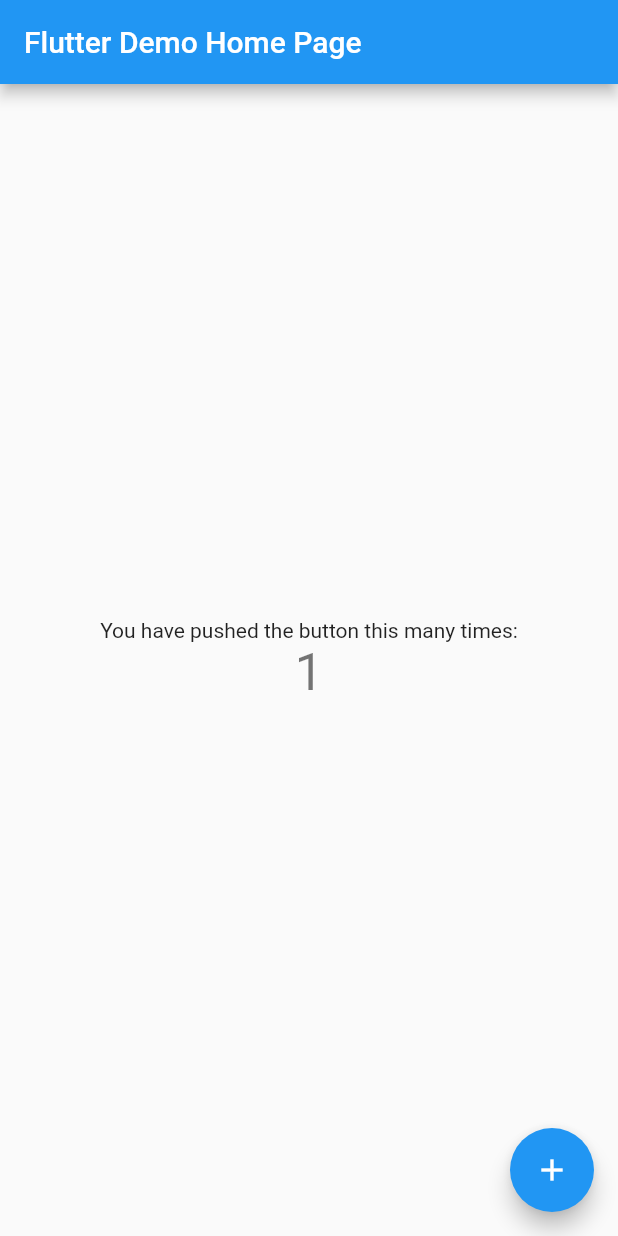
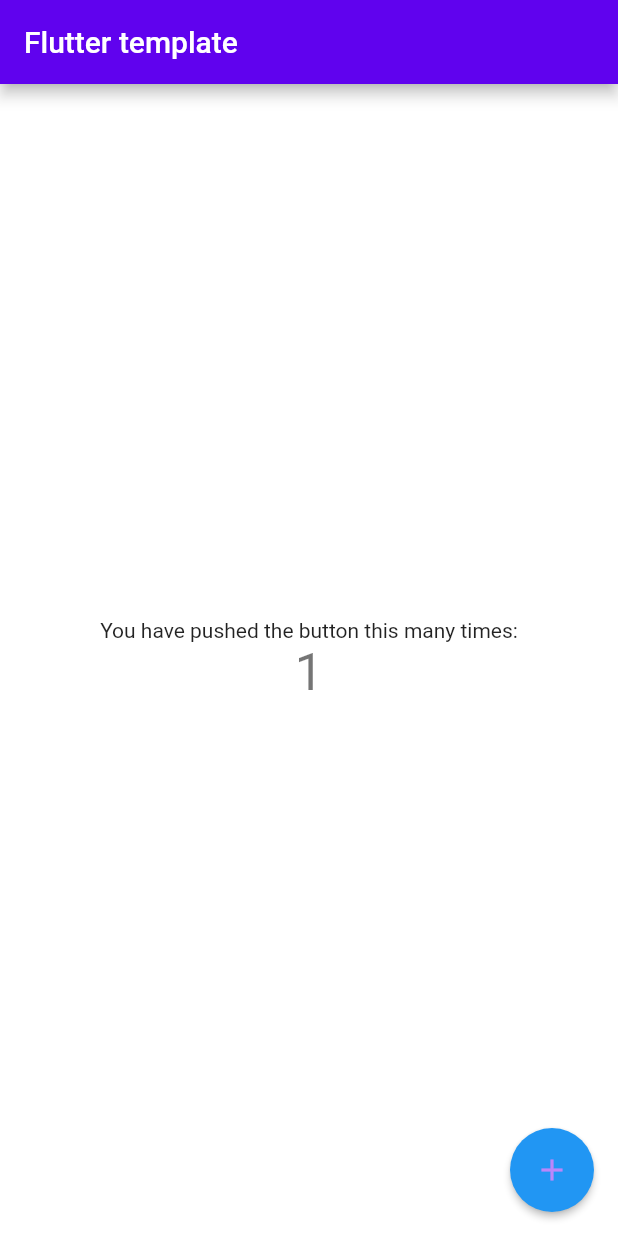
Before and after one commit to FiftyfiveTech/flutter_template, a Flutter app: the screen it shows after launch, after a tap on the "add" icon, on a phone screen of 412 x 824 dp. Run offline on Flutter 3.47's test engine with Material 2 defaults, Android fonts, the phone set to English and light mode, and no system bars; Roboto replaces fonts that are missing (Montserrat).

Commit message:
feat: Add custom theme support with toggle between light and dark

```diff
--- a/lib/main.dart
+++ b/lib/main.dart
@@ -1,34 +1,41 @@
 import 'package:flutter/material.dart';
+import 'package:flutter_template/theme/config.dart';
+import 'package:flutter_template/theme/custom_theme.dart';
 
 void main() {
   runApp(MyApp());
 }
 
-class MyApp extends StatelessWidget {
-  // This widget is the root of your application.
+class MyApp extends StatefulWidget {
+  const MyApp({Key? key}): super(key: key);
+  //1
+  @override
+  _MyAppState createState() => _MyAppState();
+}
+
+class _MyAppState extends State {
+  @override
+  void initState() {
+    super.initState();
+    currentTheme.addListener(() {
+      setState(() {});
+    });
+  }
+
   @override
   Widget build(BuildContext context) {
     return MaterialApp(
-      title: 'Flutter Demo',
-      theme: ThemeData(
-        // This is the theme of your application.
-        //
-        // Try running your application with "flutter run". You'll see the
-        // application has a blue toolbar. Then, without quitting the app, try
-        // changing the primarySwatch below to Colors.green and then invoke
-        // "hot reload" (press "r" in the console where you ran "flutter run",
-        // or simply save your changes to "hot reload" in a Flutter IDE).
-        // Notice that the counter didn't reset back to zero; the application
-        // is not restarted.
-        primarySwatch: Colors.blue,
-      ),
-      home: MyHomePage(title: 'Flutter Demo Home Page'),
+      title: 'Knight and Day',
+      home: MyHomePage(title: 'Flutter template',),
+      theme: CustomTheme.lightTheme,
+      darkTheme: CustomTheme.darkTheme,
+      themeMode: currentTheme.currentTheme,
     );
   }
 }
 
 class MyHomePage extends StatefulWidget {
-  MyHomePage({Key key, this.title}) : super(key: key);
+  MyHomePage({Key? key, required this.title}) : super(key: key);
 
   // This widget is the home page of your application. It is stateful, meaning
   // that it has a State object (defined below) that contains fields that affect
@@ -49,6 +56,7 @@ class _MyHomePageState extends State<MyHomePage> {
   int _counter = 0;
 
   void _incrementCounter() {
+    currentTheme.toggleTheme();
     setState(() {
       // This call to setState tells the Flutter framework that something has
       // changed in this State, which causes it to rerun the build method below
--- /dev/null
+++ b/lib/theme/colors.dart
@@ -0,0 +1,10 @@
+import 'package:flutter/material.dart';
+
+class CustomColors {
+  static const Color lightPurple = Color(0xFFBB86FA);
+  static const Color purple = Color(0xFF6002EE);
+  static const Color deepPurple = Color(0xFF3900B1);
+  static const Color grey = Color(0xFF848484);
+  static const Color darkGrey = Color(0xFF222222);
+  static const Color black = Color(0xFF141414);
+}
--- /dev/null
+++ b/lib/theme/config.dart
@@ -0,0 +1,3 @@
+import 'package:flutter_template/theme/custom_theme.dart';
+
+CustomTheme currentTheme = CustomTheme();
--- /dev/null
+++ b/lib/theme/custom_theme.dart
@@ -0,0 +1,52 @@
+import 'package:flutter/material.dart';
+
+import 'colors.dart';
+
+class CustomTheme with ChangeNotifier {
+  static bool _isDarkTheme = true;
+
+  ThemeMode get currentTheme => _isDarkTheme ? ThemeMode.dark : ThemeMode.light;
+
+  /// Add widget styles for light theme
+  static ThemeData get lightTheme {
+    return ThemeData(
+      primaryColor: CustomColors.purple,
+      scaffoldBackgroundColor: Colors.white,
+      fontFamily: 'Montserrat',
+      appBarTheme: AppBarTheme(brightness: Brightness.dark),
+      buttonTheme: ButtonThemeData(
+        shape:
+            RoundedRectangleBorder(borderRadius: BorderRadius.circular(18.0)),
+        buttonColor: CustomColors.lightPurple,
+      ),
+      floatingActionButtonTheme: FloatingActionButtonThemeData(
+          foregroundColor: CustomColors.lightPurple, elevation: 2.0),
+    );
+  }
+
+  /// Add widget styles for dark theme
+  static ThemeData get darkTheme {
+    return ThemeData(
+      primaryColor: CustomColors.darkGrey,
+      scaffoldBackgroundColor: Colors.black,
+      fontFamily: 'Montserrat',
+      textTheme: ThemeData.dark().textTheme,
+      appBarTheme: AppBarTheme(brightness: Brightness.dark),
+      buttonTheme: ButtonThemeData(
+        shape:
+            RoundedRectangleBorder(borderRadius: BorderRadius.circular(18.0)),
+        buttonColor: CustomColors.lightPurple,
+      ),
+      floatingActionButtonTheme: FloatingActionButtonThemeData(
+          backgroundColor: CustomColors.purple,
+          foregroundColor: CustomColors.lightPurple,
+          elevation: 2.0),
+    );
+  }
+
+  /// toggle between light and dark mode
+  void toggleTheme() {
+    _isDarkTheme = !_isDarkTheme;
+    notifyListeners();
+  }
+}
--- a/pubspec.yaml
+++ b/pubspec.yaml
@@ -18,7 +18,7 @@ publish_to: 'none' # Remove this line if you wish to publish to pub.dev
 version: 1.0.0+1
 
 environment:
-  sdk: ">=2.7.0 <3.0.0"
+  sdk: ">=2.12.0 <3.0.0"
 
 dependencies:
   flutter:
```
